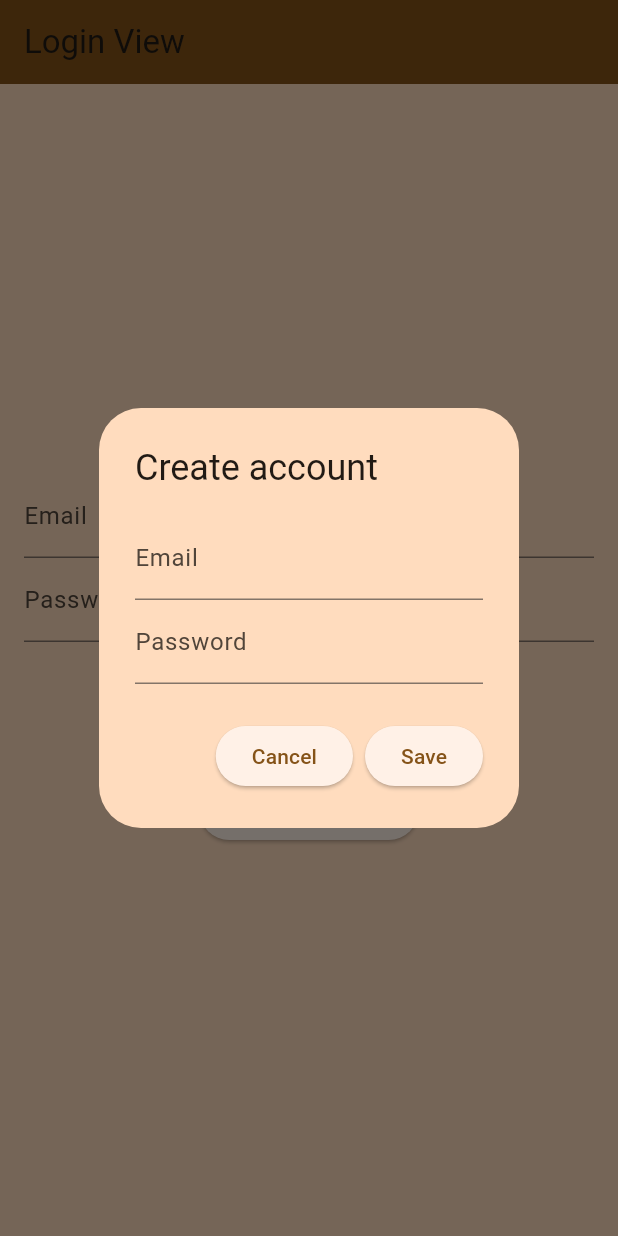
After one commit to joba/flutterAuth, a Flutter app: the screen it shows after launch, after a tap on "Create Account", on a phone screen of 412 x 824 dp. The commit adds this screen. Run offline on Flutter 3.47's test engine with Material 3 defaults, Android fonts, the phone set to English and light mode, and no system bars; our stand-ins replace bloc, equatable, firebase_analytics, firebase_auth, firebase_core, flutter_bloc; accounts and stored records are empty; generated files the repository leaves out were written again.

Commit message:
add signup widget/functionality, update theme colors

```diff
--- a/lib/auth/cubit/auth_cubit.dart
+++ b/lib/auth/cubit/auth_cubit.dart
@@ -26,6 +26,15 @@ class AuthCubit extends Cubit<AuthState> {
     await _authRepository.signOut();
   }
 
+  Future<void> signUp(String email, String password) async {
+    try {
+      await _authRepository.signUp(email: email, password: password);
+    } catch (e) {
+      emit(AuthError(e.toString()));
+      emit(AuthUnauthenticated());
+    }
+  }
+
   @override
   Future<void> close() {
     _authStateSubscription.cancel();
--- a/lib/auth/cubit/auth_state.dart
+++ b/lib/auth/cubit/auth_state.dart
@@ -20,3 +20,12 @@ class AuthAuthenticated extends AuthState {
 }
 
 class AuthUnauthenticated extends AuthState {}
+
+class AuthError extends AuthState {
+  final String message;
+
+  const AuthError(this.message);
+
+  @override
+  List<Object?> get props => [message];
+}
--- a/lib/auth/repository/auth_repository.dart
+++ b/lib/auth/repository/auth_repository.dart
@@ -3,10 +3,11 @@ import 'package:firebase_analytics/firebase_analytics.dart';
 
 class AuthRepository {
   final FirebaseAuth _firebaseAuth;
-  FirebaseAnalytics analytics = FirebaseAnalytics.instance;
+  final FirebaseAnalytics _analytics;
 
-  AuthRepository({FirebaseAuth? firebaseAuth})
-    : _firebaseAuth = firebaseAuth ?? FirebaseAuth.instance;
+  AuthRepository({FirebaseAuth? firebaseAuth, FirebaseAnalytics? analytics})
+    : _firebaseAuth = firebaseAuth ?? FirebaseAuth.instance,
+      _analytics = analytics ?? FirebaseAnalytics.instance;
 
   User? get currentUser => _firebaseAuth.currentUser;
 
@@ -18,7 +19,7 @@ class AuthRepository {
         email: email,
         password: password,
       );
-      await analytics.logEvent(name: 'login', parameters: {'method': 'email'});
+      await _analytics.logEvent(name: 'login', parameters: {'method': 'email'});
     } on FirebaseAuthException catch (e) {
       throw Exception(e.message);
     }
@@ -30,7 +31,7 @@ class AuthRepository {
         email: email,
         password: password,
       );
-      await analytics.logEvent(
+      await _analytics.logEvent(
         name: 'sign_up',
         parameters: {'method': 'email'},
       );
@@ -41,6 +42,6 @@ class AuthRepository {
 
   Future<void> signOut() async {
     await _firebaseAuth.signOut();
-    await analytics.logEvent(name: 'logout');
+    await _analytics.logEvent(name: 'logout');
   }
 }
--- a/lib/main.dart
+++ b/lib/main.dart
@@ -19,7 +19,10 @@ class MyApp extends StatelessWidget {
         child: MaterialApp(
           debugShowCheckedModeBanner: false,
           title: 'Firebase Auth with Cubit',
-          theme: ThemeData(primarySwatch: Colors.blue, useMaterial3: true),
+          theme: ThemeData(
+            colorScheme: ColorScheme.fromSeed(seedColor: Colors.orange),
+            useMaterial3: true,
+          ),
           home: const AuthFlow(),
         ),
       ),
@@ -37,7 +40,7 @@ class AuthFlow extends StatelessWidget {
         if (state is AuthAuthenticated) {
           return const HomeScreen();
         }
-        if (state is AuthUnauthenticated) {
+        if (state is AuthUnauthenticated || state is AuthError) {
           return const LoginScreen();
         }
         return const SplashScreen();
--- a/lib/screens/home_screen.dart
+++ b/lib/screens/home_screen.dart
@@ -12,7 +12,7 @@ class HomeScreen extends StatelessWidget {
 
     return Scaffold(
       appBar: AppBar(
-        backgroundColor: Colors.green,
+        backgroundColor: Theme.of(context).colorScheme.primaryContainer,
         title: const Text('Home'),
         actions: [
           IconButton(
--- a/lib/screens/login_screen.dart
+++ b/lib/screens/login_screen.dart
@@ -1,4 +1,6 @@
 import 'package:auth_app/auth/cubit/auth_cubit.dart';
+import 'package:auth_app/auth/cubit/auth_state.dart';
+import 'package:auth_app/widgets/signup_widget.dart';
 import 'package:flutter/material.dart';
 import 'package:flutter_bloc/flutter_bloc.dart';
 
@@ -13,6 +15,7 @@ class _LoginScreenState extends State<LoginScreen> {
   final _formKey = GlobalKey<FormState>();
   final _emailController = TextEditingController();
   final _passwordController = TextEditingController();
+  String? _signupAttemptEmail;
 
   @override
   void dispose() {
@@ -23,11 +26,39 @@ class _LoginScreenState extends State<LoginScreen> {
 
   @override
   Widget build(BuildContext context) {
-    return Scaffold(
-      backgroundColor: Colors.amber,
+    return BlocListener<AuthCubit, AuthState>(
+      listener: (context, state) {
+        if (state is AuthError) {
+          // Close dialog if open
+          if (Navigator.canPop(context)) {
+            Navigator.of(context).pop();
+          }
+          // Populate email field if we have a signup attempt email
+          if (_signupAttemptEmail != null) {
+            _emailController.text = _signupAttemptEmail!;
+            _signupAttemptEmail = null;
+          }
+          // Show error message
+          ScaffoldMessenger.of(context).showSnackBar(
+            SnackBar(
+              content: Text(state.message),
+              backgroundColor: Colors.red,
+              behavior: SnackBarBehavior.floating,
+            ),
+          );
+        } else if (state is AuthAuthenticated) {
+          // Close dialog if open
+          if (Navigator.canPop(context)) {
+            Navigator.of(context).pop();
+          }
+          _signupAttemptEmail = null;
+        }
+      },
+      child: Scaffold(
+        backgroundColor: Theme.of(context).colorScheme.primaryContainer,
         appBar: AppBar(
           title: const Text('Login View'),
-        backgroundColor: Colors.amberAccent,
+          backgroundColor: Theme.of(context).colorScheme.primary,
         ),
         body: Padding(
           padding: const EdgeInsets.all(16.0),
@@ -70,7 +101,25 @@ class _LoginScreenState extends State<LoginScreen> {
                   },
                   child: const Text('Login'),
                 ),
+                const SizedBox(height: 20),
+                ElevatedButton(
+                  onPressed: () async {
+                    // Show sign-up dialog
+                    await showDialog<String>(
+                      context: context,
+                      builder: (context) {
+                        return SignupWidget(
+                          onSignupAttempt: (email) {
+                            _signupAttemptEmail = email;
+                          },
+                        );
+                      },
+                    );
+                  },
+                  child: const Text('Create Account'),
+                ),
               ],
+            ),
           ),
         ),
       ),
--- /dev/null
+++ b/lib/widgets/signup_widget.dart
@@ -0,0 +1,74 @@
+import 'package:flutter/material.dart';
+import 'package:auth_app/auth/cubit/auth_cubit.dart';
+import 'package:flutter_bloc/flutter_bloc.dart';
+
+class SignupWidget extends StatefulWidget {
+  final Function(String email)? onSignupAttempt;
+
+  const SignupWidget({super.key, this.onSignupAttempt});
+
+  @override
+  State<SignupWidget> createState() => _SignupWidgetState();
+}
+
+class _SignupWidgetState extends State<SignupWidget> {
+  final _formKey = GlobalKey<FormState>();
+  final _emailController = TextEditingController();
+  final _passwordController = TextEditingController();
+
+  @override
+  void dispose() {
+    _emailController.dispose();
+    _passwordController.dispose();
+    super.dispose();
+  }
+
+  @override
+  Widget build(BuildContext context) {
+    return AlertDialog(
+      backgroundColor: Theme.of(context).colorScheme.primaryContainer,
+      title: const Text('Create account'),
+      content: Form(
+        key: _formKey,
+        child: Column(
+          mainAxisSize: MainAxisSize.min,
+          children: [
+            TextFormField(
+              controller: _emailController,
+              decoration: const InputDecoration(labelText: 'Email'),
+              validator: (value) =>
+                  value!.isEmpty ? 'Please enter an email' : null,
+            ),
+            TextFormField(
+              controller: _passwordController,
+              decoration: const InputDecoration(labelText: 'Password'),
+              obscureText: true,
+              validator: (value) =>
+                  value!.isEmpty ? 'Please enter a password' : null,
+            ),
+          ],
+        ),
+      ),
+      actions: [
+        ElevatedButton(
+          onPressed: () {
+            Navigator.of(context).pop();
+          },
+          child: const Text('Cancel'),
+        ),
+        ElevatedButton(
+          onPressed: () {
+            if (_formKey.currentState!.validate()) {
+              widget.onSignupAttempt?.call(_emailController.text);
+              context.read<AuthCubit>().signUp(
+                _emailController.text,
+                _passwordController.text,
+              );
+            }
+          },
+          child: const Text('Save'),
+        ),
+      ],
+    );
+  }
+}
```
Lines whose indentation alone changed are shown as unchanged.
